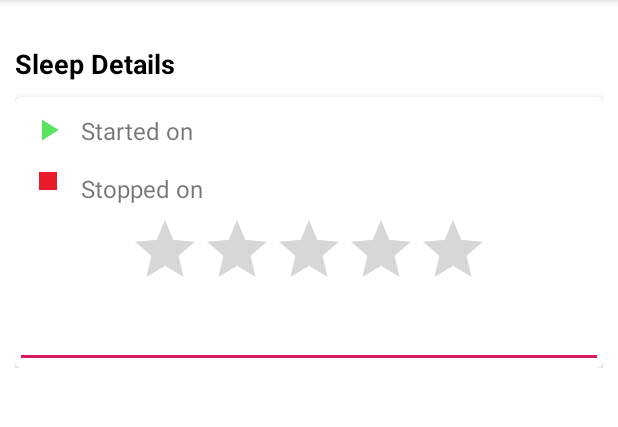
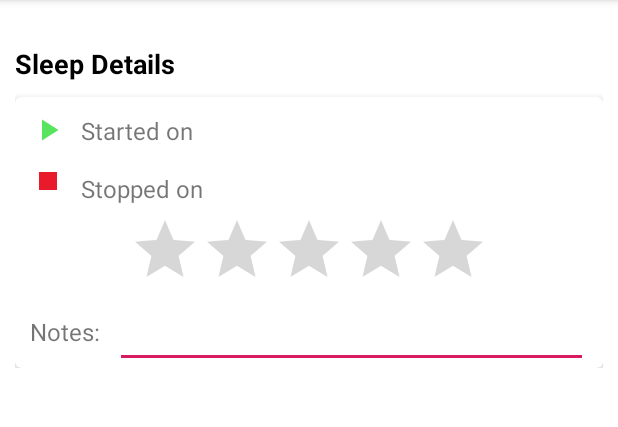
Before and after one commit to vmiklos/plees-tracker, an Android app: the SleepActivity screen opened directly, with no data from a screen before it, on a phone screen of 412 x 824 dp, the part 84-511 px from its top. Run offline under Robolectric (Android 15) with nearby library versions, the phone set to English and light mode, and no system bars.

Commit message:
sleep layout: add a label for the notes edit-text
Related to <https://github.com/vmiklos/plees-tracker/issues/239>.

Change-Id: Ia707bb502e4ec7d48b4190d376cfdbcdbd8f9ce6

```diff
--- a/app/src/main/res/layout/activity_sleep.xml
+++ b/app/src/main/res/layout/activity_sleep.xml
@@ -125,13 +125,26 @@
                 app:layout_constraintStart_toStartOf="parent"
                 app:layout_constraintTop_toBottomOf="@id/stop_red_image" />
 
+            <TextView
+                android:id="@+id/sleep_item_comment_label"
+                android:layout_width="wrap_content"
+                android:layout_height="wrap_content"
+                android:layout_marginStart="10dp"
+                android:layout_marginTop="10dp"
+                android:text="@string/sleep_notes"
+                android:textSize="16sp"
+                app:layout_constraintStart_toStartOf="parent"
+                app:layout_constraintTop_toBottomOf="@id/sleep_item_rating" />
+
             <androidx.appcompat.widget.AppCompatEditText
                 android:id="@+id/sleep_item_comment"
                 android:layout_height="wrap_content"
-                android:layout_width="match_parent"
+                android:layout_width="0dp"
+                android:layout_marginStart="10dp"
+                android:layout_marginEnd="10dp"
                 android:inputType="textAutoCorrect"
+                app:layout_constraintStart_toEndOf="@id/sleep_item_comment_label"
                 app:layout_constraintEnd_toEndOf="parent"
-                app:layout_constraintStart_toStartOf="parent"
                 app:layout_constraintTop_toBottomOf="@id/sleep_item_rating" />
 
         </androidx.constraintlayout.widget.ConstraintLayout>
--- a/app/src/main/res/values/strings.xml
+++ b/app/src/main/res/values/strings.xml
@@ -172,4 +172,5 @@
         <item>"14.0"</item>
     </string-array>
     <string name="negative_duration">Not updating the sleep, stop is not after start.</string>
+    <string name="sleep_notes">Notes:</string>
 </resources>
```
Also changed, not shown: 1 other file.
